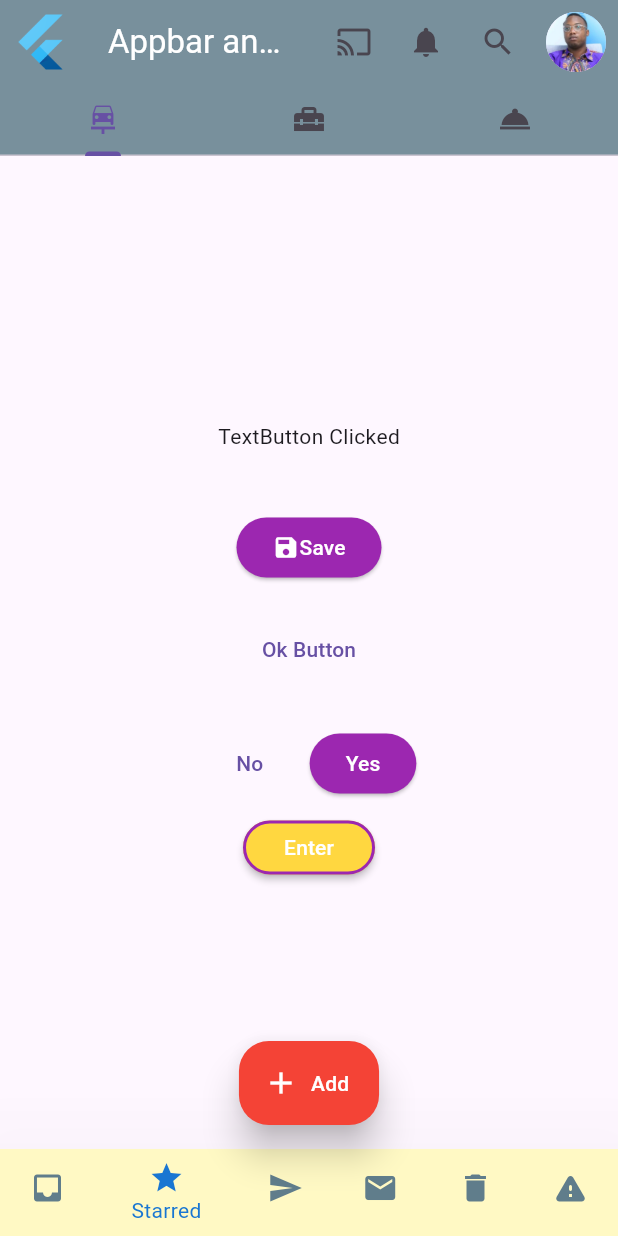
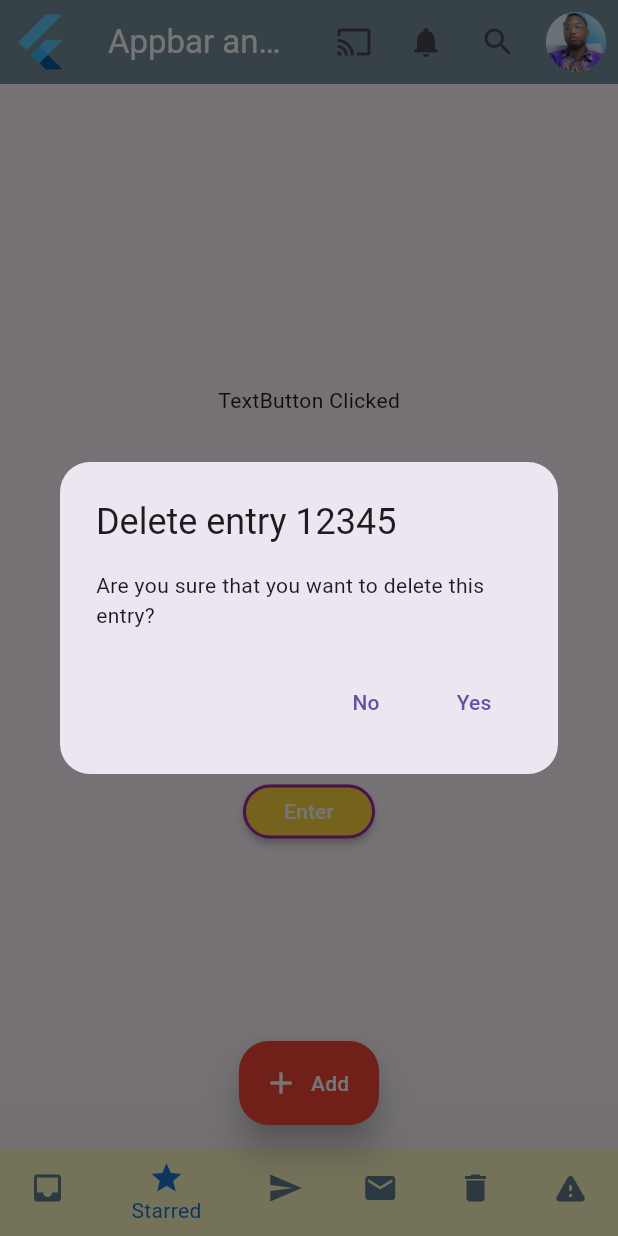
Before and after one commit to ngobiea/flutter_app, a Flutter app: the screen it shows after launch, item 2 of the bottom bar chosen, after a tap on "Ok Button", on a phone screen of 412 x 824 dp. Run offline on Flutter 3.47's test engine with Material 3 defaults, Android fonts, the phone set to English and light mode, and no system bars.

```diff
--- a/lib/main.dart
+++ b/lib/main.dart
@@ -28,6 +28,19 @@ class _MainPageState extends State<MainPage> {
   var indexClicked = 0;
   String text = 'None Clicked';
   GlobalKey<ScaffoldState> drawerKey = GlobalKey();
+  GlobalKey<ScaffoldState> scaffoldKey = GlobalKey();
+
+  final snackBar = SnackBar(
+    content: const Text('Success saving'),
+    backgroundColor: Colors.blueAccent,
+    duration: const Duration(seconds: 3),
+    action: SnackBarAction(
+        label: 'Undo',
+        onPressed: () {
+          // ignore: avoid_print
+          print('undo press');
+        }),
+  );
 
   final pages = [
     const Center(
@@ -72,11 +85,8 @@ class _MainPageState extends State<MainPage> {
 
   @override
   Widget build(BuildContext context) {
-    return DefaultTabController(
-      length: 3,
-      initialIndex: 0,
-      child: Scaffold(
-        key: drawerKey,
+    return Scaffold(
+      key: scaffoldKey,
       appBar: AppBar(
         backgroundColor: Colors.blueGrey[400],
         leading: const Padding(
@@ -127,7 +137,7 @@ class _MainPageState extends State<MainPage> {
             splashRadius: 30,
             onPressed: () {
               setState(() {
-                  drawerKey.currentState?.openEndDrawer();
+                scaffoldKey.currentState?.openEndDrawer();
               });
             },
             icon: const CircleAvatar(
@@ -135,17 +145,6 @@ class _MainPageState extends State<MainPage> {
             ),
           ),
         ],
-          bottom: const TabBar(tabs: [
-            Tab(
-              icon: Icon(Icons.car_repair),
-            ),
-            Tab(
-              icon: Icon(Icons.home_repair_service),
-            ),
-            Tab(
-              icon: Icon(Icons.room_service),
-            ),
-          ]),
       ),
       endDrawer: const Drawer(),
       body: Center(
@@ -159,7 +158,9 @@ class _MainPageState extends State<MainPage> {
               height: 40,
             ),
             ElevatedButton(
-                onPressed: () {},
+              onPressed: () {
+                ScaffoldMessenger.of(context).showSnackBar(snackBar);
+              },
               style: ElevatedButton.styleFrom(
                 backgroundColor: Colors.purple,
                 foregroundColor: Colors.white,
@@ -188,6 +189,38 @@ class _MainPageState extends State<MainPage> {
                 setState(() {
                   text = 'TextButton Clicked';
                 });
+                showDialog(
+                    context: context,
+                    builder: (context) {
+                      return AlertDialog(
+                        shape: RoundedRectangleBorder(
+                          borderRadius: BorderRadius.circular(
+                            20,
+                          ),
+                        ),
+                        actions: [
+                          TextButton(
+                              onPressed: () {
+                                setState(() {
+                                  text = 'You clicked No';
+                                });
+                                Navigator.pop(context);
+                              },
+                              child: const Text('No')),
+                          TextButton(
+                              onPressed: () {
+                                setState(() {
+                                  text = 'You clicked Yes';
+                                });
+                                Navigator.pop(context);
+                              },
+                              child: const Text('Yes'))
+                        ],
+                        title: const Text('Delete entry 12345'),
+                        content: const Text(
+                            'Are you sure that you want to delete this entry?'),
+                      );
+                    });
               },
               style: TextButton.styleFrom(),
               child: const Text(
@@ -206,6 +239,7 @@ class _MainPageState extends State<MainPage> {
                       text = 'TextButton in ButtonBar Clicked';
                     });
                   },
+                  style: TextButton.styleFrom(backgroundColor: Colors.red),
                   child: const Text('No'),
                 ),
                 ElevatedButton(
@@ -230,7 +264,39 @@ class _MainPageState extends State<MainPage> {
             ),
             // Build a custom button
             MaterialButton(
-                onPressed: () {},
+              onPressed: () async {
+                final String loc = await showDialog(
+                    context: context,
+                    builder: (context) {
+                      return SimpleDialog(
+                        title: const Text("Choose your location"),
+                        children: [
+                          SimpleDialogOption(
+                            onPressed: () {
+                              Navigator.pop(
+                                  context, 'You clicked South Africa');
+                            },
+                            child: const Text('South Africa'),
+                          ),
+                          SimpleDialogOption(
+                            onPressed: () {
+                              Navigator.pop(context, 'You clicked America');
+                            },
+                            child: const Text('America'),
+                          ),
+                          SimpleDialogOption(
+                            onPressed: () {
+                              Navigator.pop(context, 'You clicked Brazil');
+                            },
+                            child: const Text('Brazil'),
+                          ),
+                        ],
+                      );
+                    });
+                setState(() {
+                  text = loc;
+                });
+              },
               color: Colors.amberAccent,
               shape: RoundedRectangleBorder(
                 side: const BorderSide(color: Colors.purple, width: 2),
@@ -303,6 +369,45 @@ class _MainPageState extends State<MainPage> {
         onPressed: () {
           setState(() {
             text = 'FAB Clicked';
+            scaffoldKey.currentState?.showBottomSheet((context) {
+              return Container(
+                height: 110,
+                decoration: const BoxDecoration(
+                  color: Colors.greenAccent,
+                  borderRadius: BorderRadius.only(
+                    topLeft: Radius.circular(10),
+                    topRight: Radius.circular(10),
+                  ),
+                ),
+                child: Column(children: [
+                  const Text(
+                    'Are your sure you want to delete?',
+                  ),
+                  ButtonBar(
+                    alignment: MainAxisAlignment.center,
+                    children: [
+                      TextButton(
+                          onPressed: () {
+                            Navigator.pop(context);
+                          },
+                          child: const Text(
+                            'Yes',
+                            style: TextStyle(),
+                          )),
+                      TextButton(
+                          onPressed: () {
+                            Navigator.pop(context);
+
+                          },
+                          child: const Text(
+                            'No',
+                            style: TextStyle(),
+                          ))
+                    ],
+                  )
+                ]),
+              );
+            });
           });
         },
         // mini: true,
@@ -324,7 +429,6 @@ class _MainPageState extends State<MainPage> {
           ),
         ),
       ),
-      ),
     );
   }
 }
```
Lines whose indentation alone changed are shown as unchanged.
